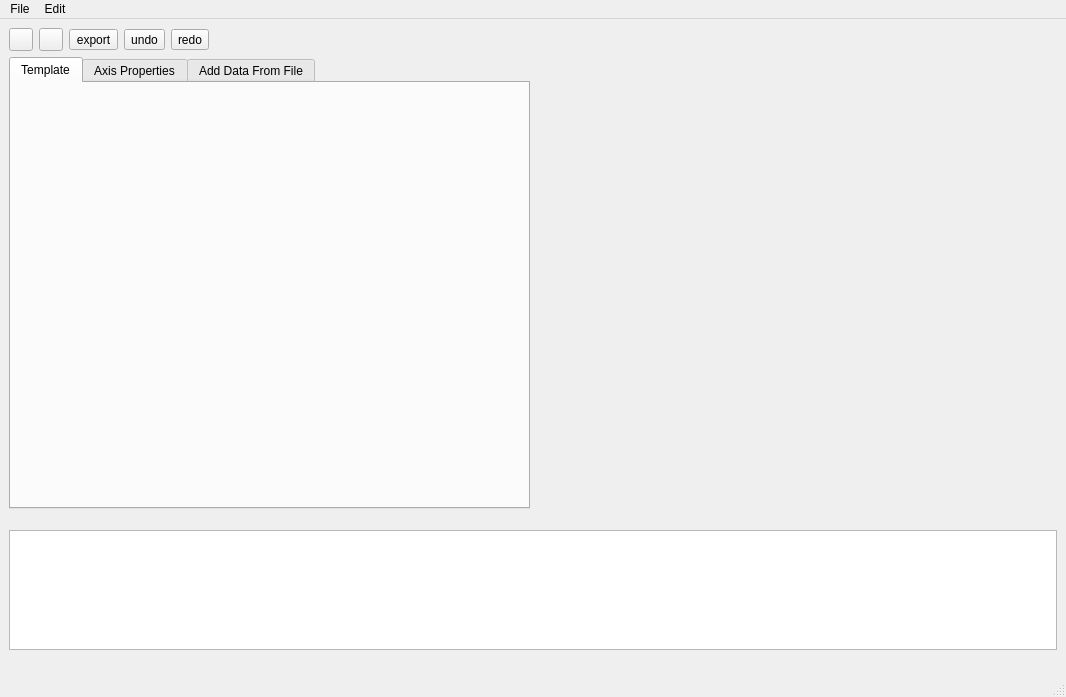
Above: ui/plotter.ui from hadrianmontes/Plotter2 before the change. Below: the same form after it.
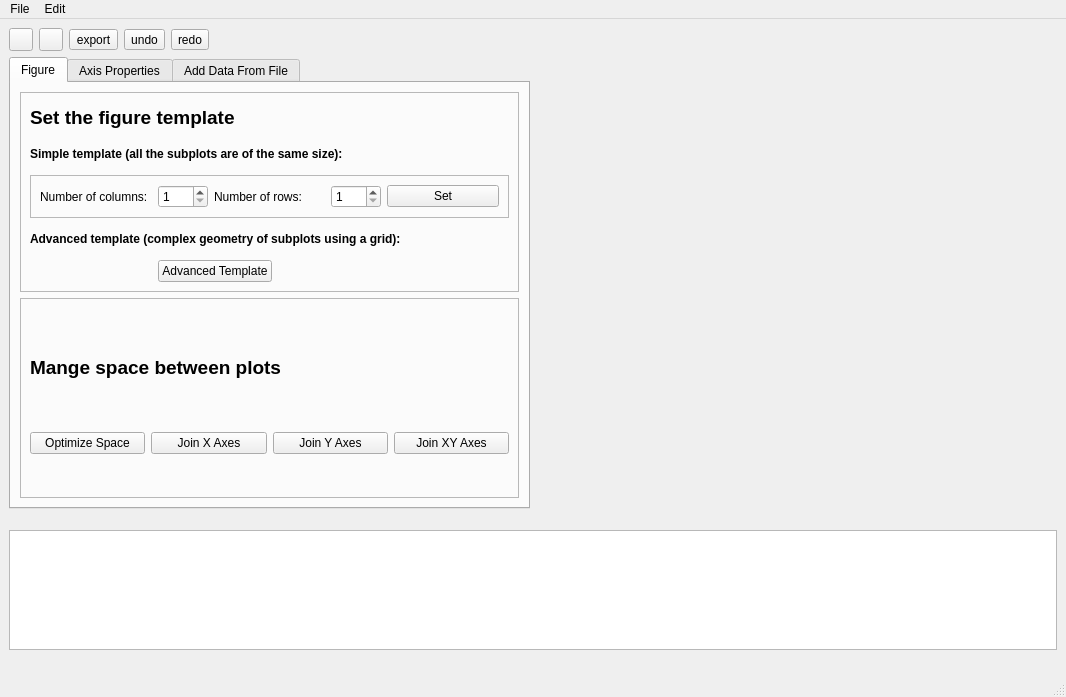
That is the form after the change. The open tabs and pages were chosen to show the change. Icons and pictures are not drawn.

Commit message: Added the buttons for the template

```diff
--- a/ui/plotter.ui
+++ b/ui/plotter.ui
@@ -136,13 +136,199 @@
      <layout class="QGridLayout" name="layout_2">
       <item row="0" column="0">
        <widget class="QTabWidget" name="properties_tab">
+        <property name="maximumSize">
+         <size>
+          <width>550</width>
+          <height>16777215</height>
+         </size>
+        </property>
         <property name="currentIndex">
          <number>2</number>
         </property>
         <widget class="QWidget" name="template_tab">
          <attribute name="title">
-          <string>Template</string>
+          <string>Figure</string>
          </attribute>
+         <layout class="QGridLayout" name="gridLayout_8">
+          <item row="0" column="0">
+           <widget class="QFrame" name="frame">
+            <property name="frameShape">
+             <enum>QFrame::StyledPanel</enum>
+            </property>
+            <property name="frameShadow">
+             <enum>QFrame::Raised</enum>
+            </property>
+            <layout class="QGridLayout" name="gridLayout_9">
+             <item row="0" column="0">
+              <widget class="QLabel" name="label_17">
+               <property name="font">
+                <font>
+                 <pointsize>14</pointsize>
+                 <weight>75</weight>
+                 <bold>true</bold>
+                </font>
+               </property>
+               <property name="text">
+                <string>Set the figure template</string>
+               </property>
+              </widget>
+             </item>
+             <item row="4" column="0" colspan="2">
+              <widget class="QLabel" name="label_21">
+               <property name="font">
+                <font>
+                 <weight>75</weight>
+                 <bold>true</bold>
+                </font>
+               </property>
+               <property name="text">
+                <string>Advanced template (complex geometry of subplots using a grid):</string>
+               </property>
+              </widget>
+             </item>
+             <item row="1" column="0" colspan="3">
+              <widget class="QLabel" name="label_18">
+               <property name="font">
+                <font>
+                 <weight>75</weight>
+                 <bold>true</bold>
+                </font>
+               </property>
+               <property name="text">
+                <string>Simple template (all the subplots are of the same size):</string>
+               </property>
+              </widget>
+             </item>
+             <item row="2" column="0" colspan="3">
+              <widget class="QFrame" name="frame_3">
+               <property name="frameShape">
+                <enum>QFrame::StyledPanel</enum>
+               </property>
+               <property name="frameShadow">
+                <enum>QFrame::Raised</enum>
+               </property>
+               <layout class="QHBoxLayout" name="horizontalLayout">
+                <item>
+                 <widget class="QLabel" name="label_19">
+                  <property name="text">
+                   <string>Number of columns:</string>
+                  </property>
+                 </widget>
+                </item>
+                <item>
+                 <widget class="QSpinBox" name="ncol_template">
+                  <property name="maximumSize">
+                   <size>
+                    <width>50</width>
+                    <height>16777215</height>
+                   </size>
+                  </property>
+                  <property name="minimum">
+                   <number>1</number>
+                  </property>
+                 </widget>
+                </item>
+                <item>
+                 <widget class="QLabel" name="label_20">
+                  <property name="text">
+                   <string>Number of rows:</string>
+                  </property>
+                 </widget>
+                </item>
+                <item>
+                 <widget class="QSpinBox" name="nrow_template">
+                  <property name="maximumSize">
+                   <size>
+                    <width>50</width>
+                    <height>16777215</height>
+                   </size>
+                  </property>
+                  <property name="minimum">
+                   <number>1</number>
+                  </property>
+                 </widget>
+                </item>
+                <item>
+                 <widget class="QPushButton" name="set_template_but">
+                  <property name="text">
+                   <string>Set</string>
+                  </property>
+                 </widget>
+                </item>
+               </layout>
+              </widget>
+             </item>
+             <item row="5" column="0" colspan="2" alignment="Qt::AlignHCenter">
+              <widget class="QPushButton" name="advanced_template_but">
+               <property name="text">
+                <string>Advanced Template</string>
+               </property>
+              </widget>
+             </item>
+            </layout>
+           </widget>
+          </item>
+          <item row="1" column="0">
+           <widget class="QFrame" name="frame_2">
+            <property name="frameShape">
+             <enum>QFrame::StyledPanel</enum>
+            </property>
+            <property name="frameShadow">
+             <enum>QFrame::Raised</enum>
+            </property>
+            <layout class="QGridLayout" name="gridLayout_3">
+             <item row="1" column="2">
+              <widget class="QPushButton" name="joiny_but">
+               <property name="text">
+                <string>Join Y Axes</string>
+               </property>
+              </widget>
+             </item>
+             <item row="1" column="0">
+              <widget class="QPushButton" name="optimize_space_but">
+               <property name="text">
+                <string>Optimize Space</string>
+               </property>
+              </widget>
+             </item>
+             <item row="1" column="1">
+              <widget class="QPushButton" name="joinx_but">
+               <property name="text">
+                <string>Join X Axes</string>
+               </property>
+              </widget>
+             </item>
+             <item row="1" column="3">
+              <widget class="QPushButton" name="joinxy_but">
+               <property name="text">
+                <string>Join XY Axes</string>
+               </property>
+              </widget>
+             </item>
+             <item row="0" column="0" colspan="4">
+              <widget class="QLabel" name="label_22">
+               <property name="maximumSize">
+                <size>
+                 <width>16777215</width>
+                 <height>50</height>
+                </size>
+               </property>
+               <property name="font">
+                <font>
+                 <pointsize>14</pointsize>
+                 <weight>75</weight>
+                 <bold>true</bold>
+                </font>
+               </property>
+               <property name="text">
+                <string>Mange space between plots</string>
+               </property>
+              </widget>
+             </item>
+            </layout>
+           </widget>
+          </item>
+         </layout>
         </widget>
         <widget class="QWidget" name="axis_prop">
          <attribute name="title">
@@ -176,122 +362,6 @@
             </property>
            </widget>
           </item>
-          <item row="2" column="2">
-           <widget class="QDoubleSpinBox" name="ymax_val">
-            <property name="minimum">
-             <double>-99999.990000000005239</double>
-            </property>
-            <property name="maximum">
-             <double>99999.990000000005239</double>
-            </property>
-            <property name="singleStep">
-             <double>0.500000000000000</double>
-            </property>
-           </widget>
-          </item>
-          <item row="1" column="2">
-           <widget class="QDoubleSpinBox" name="xmax_val">
-            <property name="buttonSymbols">
-             <enum>QAbstractSpinBox::UpDownArrows</enum>
-            </property>
-            <property name="minimum">
-             <double>-99999.990000000005239</double>
-            </property>
-            <property name="maximum">
-             <double>99999.990000000005239</double>
-            </property>
-            <property name="singleStep">
-             <double>0.500000000000000</double>
-            </property>
-           </widget>
-          </item>
-          <item row="1" column="1">
-           <widget class="QDoubleSpinBox" name="xmin_val">
-            <property name="minimum">
-             <double>-99999.990000000005239</double>
-            </property>
-            <property name="maximum">
-             <double>99999.990000000005239</double>
-            </property>
-            <property name="singleStep">
-             <double>0.500000000000000</double>
-            </property>
-           </widget>
-          </item>
-          <item row="0" column="1" alignment="Qt::AlignBottom">
-           <widget class="QLabel" name="label_2">
-            <property name="text">
-             <string>Min</string>
-            </property>
-           </widget>
-          </item>
-          <item row="2" column="0" alignment="Qt::AlignRight">
-           <widget class="QLabel" name="label_5">
-            <property name="text">
-             <string>Y Axis</string>
-            </property>
-           </widget>
-          </item>
-          <item row="0" column="2" alignment="Qt::AlignBottom">
-           <widget class="QLabel" name="label_3">
-            <property name="text">
-             <string>Max</string>
-            </property>
-           </widget>
-          </item>
-          <item row="3" column="0" alignment="Qt::AlignBottom">
-           <widget class="QLabel" name="label_6">
-            <property name="font">
-             <font>
-              <pointsize>15</pointsize>
-              <weight>75</weight>
-              <bold>true</bold>
-             </font>
-            </property>
-            <property name="text">
-             <string>Axis Scale</string>
-            </property>
-           </widget>
-          </item>
-          <item row="1" column="0" alignment="Qt::AlignRight">
-           <widget class="QLabel" name="label_4">
-            <property name="text">
-             <string>X Axis</string>
-            </property>
-           </widget>
-          </item>
-          <item row="4" column="0" colspan="3">
-           <layout class="QGridLayout" name="gridLayout_3">
-            <item row="0" column="1">
-             <widget class="QPushButton" name="semilogx_but">
-              <property name="text">
-               <string>Semilog X</string>
-              </property>
-             </widget>
-            </item>
-            <item row="0" column="2">
-             <widget class="QPushButton" name="semilogy_but">
-              <property name="text">
-               <string>Semilog Y</string>
-              </property>
-             </widget>
-            </item>
-            <item row="0" column="0" alignment="Qt::AlignTop">
-             <widget class="QPushButton" name="decimal_but">
-              <property name="text">
-               <string>Decimal</string>
-              </property>
-             </widget>
-            </item>
-            <item row="0" column="3">
-             <widget class="QPushButton" name="loglog_but">
-              <property name="text">
-               <string>Log Log</string>
-              </property>
-             </widget>
-            </item>
-           </layout>
-          </item>
          </layout>
         </widget>
         <widget class="QWidget" name="add_data_tab">
```
Left out of the diff: 269 changed lines with no effect on the pictures. The commit also changes 1 other file.
